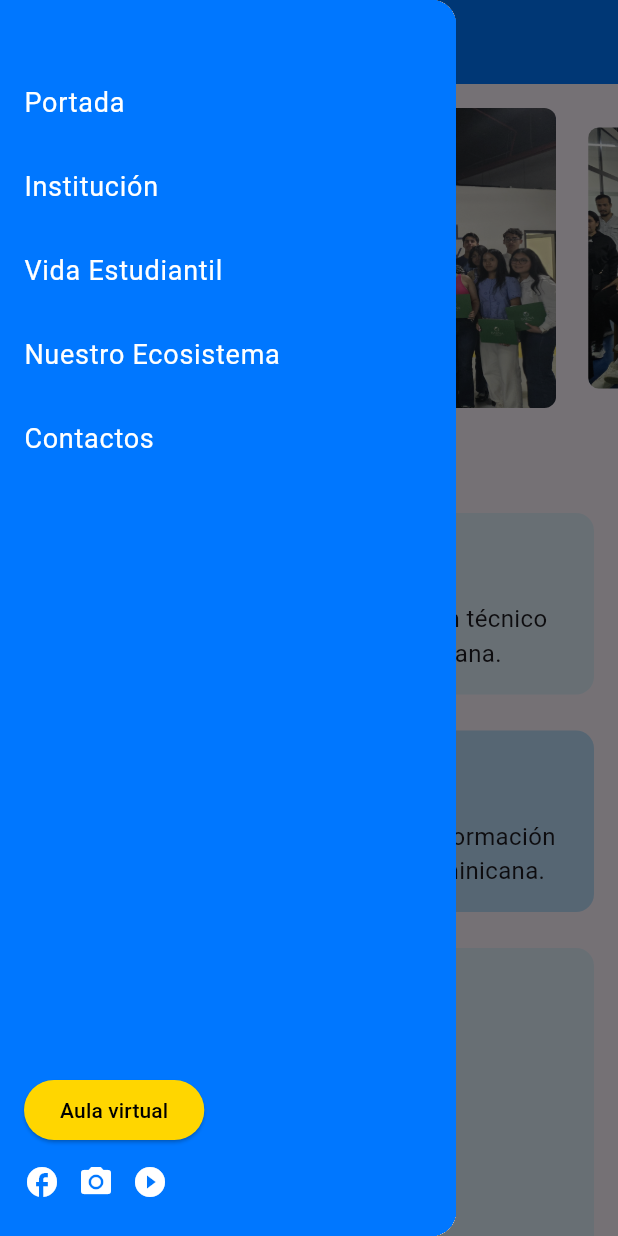
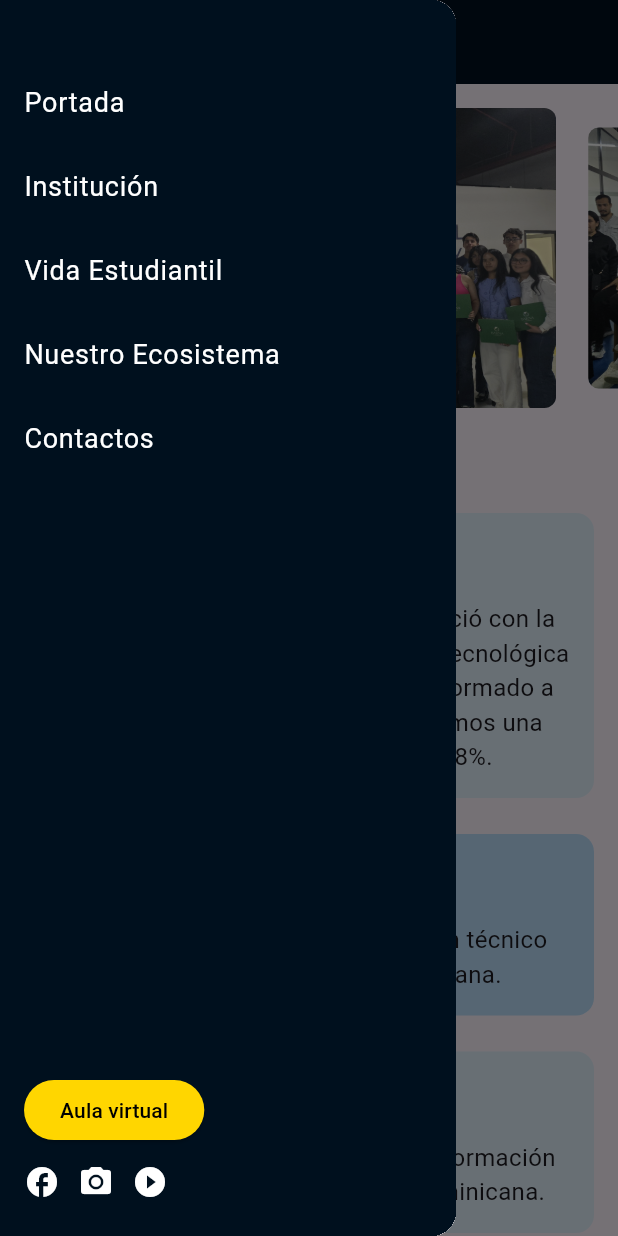
Before and after one commit to Luishernandez001/appteco, a Flutter app: the screen it shows after launch, with the side drawer open, on a phone screen of 412 x 824 dp. Run offline on Flutter 3.47's test engine with Material 3 defaults, Android fonts, the phone set to English and light mode, and no system bars; drawn by our look-alikes of carousel_slider; our stand-ins replace go_router.

Commit message:
cambie colores

```diff
--- a/lib/pages/aula_virtual_page.dart
+++ b/lib/pages/aula_virtual_page.dart
@@ -8,7 +8,7 @@ class AulaVirtualPage extends StatelessWidget {
     return Scaffold(
       appBar: AppBar(
         title: const Text('Aula Virtual'),
-        backgroundColor: const Color(0xFF0077FF),
+        backgroundColor: const Color(0xFF00101E),
       ),
       body: const Center(
         child: Text('En construcción'),
--- a/lib/pages/portada_page.dart
+++ b/lib/pages/portada_page.dart
@@ -65,8 +65,9 @@ class _PortadaPageState extends State<PortadaPage> {
         }
       }),
       appBar: AppBar(
-        title: const Text('Portada'),
-        backgroundColor: const Color(0xFF0077FF),
+        title: const Text('Portada', style: TextStyle(color: Colors.white),),
+        backgroundColor: const Color(0xFF00101E),
+        iconTheme: const IconThemeData(color: Colors.white),
       ),
       body: SingleChildScrollView(
         controller: _scrollController,
@@ -110,7 +111,7 @@ class _PortadaPageState extends State<PortadaPage> {
                     style: TextStyle(
                       fontSize: 24,
                       fontWeight: FontWeight.bold,
-                      color: Colors.blue,
+                      color: Color(0xFF00101E),
                     ),
                   ),
                 ],
@@ -139,7 +140,7 @@ class _SectionPlaceholder extends StatelessWidget {
       margin: const EdgeInsets.symmetric(vertical: 12, horizontal: 16),
       padding: const EdgeInsets.all(24),
       decoration: BoxDecoration(
-        color: Colors.blue.shade50,
+        color: Color(0xFF00101E),
         borderRadius: BorderRadius.circular(12),
       ),
       child: Text(
@@ -148,7 +149,7 @@ class _SectionPlaceholder extends StatelessWidget {
         style: const TextStyle(
           fontSize: 22,
           fontWeight: FontWeight.bold,
-          color: Colors.blue,
+          color: Color(0xFF00101E),
         ),
       ),
     );
--- a/lib/widgets/contact_form_widget.dart
+++ b/lib/widgets/contact_form_widget.dart
@@ -89,7 +89,7 @@ class _ContactFormWidgetState extends State<ContactFormWidget> with SingleTicker
           children: [
             const Text(
               '¿Tienes alguna pregunta?',
-              style: TextStyle(fontSize: 26, fontWeight: FontWeight.bold, color: Colors.teal),
+              style: TextStyle(fontSize: 26, fontWeight: FontWeight.bold, color: Color(0xFF00101E)),
             ),
             const SizedBox(height: 4),
             const Text(
--- a/lib/widgets/custom_drawer.dart
+++ b/lib/widgets/custom_drawer.dart
@@ -20,7 +20,7 @@ class CustomDrawer extends StatelessWidget {
 
     return Drawer(
       child: Container(
-        color: const Color(0xFF0077FF),
+        color: const Color(0xFF00101E),
         child: Column(
           crossAxisAlignment: CrossAxisAlignment.start,
           children: [
--- a/lib/widgets/mission_vision_valores_widget.dart
+++ b/lib/widgets/mission_vision_valores_widget.dart
@@ -19,7 +19,7 @@ class MissionVisionValoresWidget extends StatelessWidget {
             style: const TextStyle(
               fontSize: 22,
               fontWeight: FontWeight.bold,
-              color: Colors.blue,
+              color: Color(0xFF00101E),
             ),
           ),
           const SizedBox(height: 12),
@@ -34,12 +34,21 @@ class MissionVisionValoresWidget extends StatelessWidget {
     return Column(
       children: [
         _buildCard(
+          'Nuestra Historia',
+          const Text(
+            'Fundada en 2021, T-ECO GROUP nació con la visión de revolucionar la educación tecnológica en República Dominicana. Hemos formado a más de 502 graduados y mantenemos una tasa de inserción laboral del 48%.',
+            textAlign: TextAlign.center,
+            style: TextStyle(fontSize: 16),
+          ),
+        ),
+        _buildCard(
           'Misión',
           const Text(
             'Ser los líderes en la transformación técnico digital de la República Dominicana.',
             textAlign: TextAlign.center,
             style: TextStyle(fontSize: 16),
           ),
+          color: Colors.blue.shade100,
         ),
         _buildCard(
           'Visión',
@@ -48,21 +57,6 @@ class MissionVisionValoresWidget extends StatelessWidget {
             textAlign: TextAlign.center,
             style: TextStyle(fontSize: 16),
           ),
-          color: Colors.blue.shade100,
-        ),
-        _buildCard(
-          'Valores',
-          Column(
-            children: const [
-              Text('Amor a Dios'),
-              Text('Civismo'),
-              Text('Responsabilidad'),
-              Text('Democracia'),
-              Text('Puntualidad'),
-              Text('Solidaridad'),
-              Text('Honestidad'),
-            ],
-          ),
           color: Colors.blue.shade50,
         ),
       ],
--- a/lib/widgets/nuestro_ecosistema_widget.dart
+++ b/lib/widgets/nuestro_ecosistema_widget.dart
@@ -25,7 +25,7 @@ class _NuestroEcosistemaWidgetState extends State<NuestroEcosistemaWidget> {
           style: TextStyle(
             fontSize: 28,
             fontWeight: FontWeight.bold,
-            color: Colors.blue,
+            color: Color(0xFF00101E),
           ),
         ),
         const SizedBox(height: 16),
--- a/lib/widgets/vida_estudiantil_widget.dart
+++ b/lib/widgets/vida_estudiantil_widget.dart
@@ -30,7 +30,7 @@ class VidaEstudiantilWidget extends StatelessWidget {
             style: TextStyle(
               fontSize: 28,
               fontWeight: FontWeight.bold,
-              color: Colors.blue,
+              color: Color(0xFF00101E),
             ),
           ),
           const SizedBox(height: 12),
```
